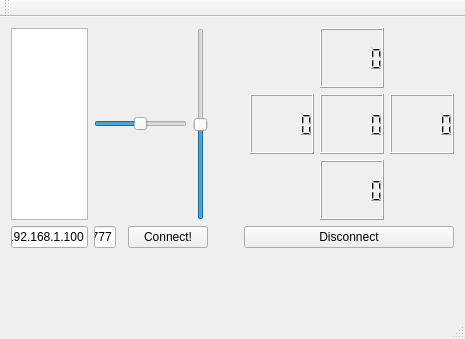
Before: the Qt Designer form mainwindow.ui in EvilTosha/copter-telemetrics, drawn with Qt 5.
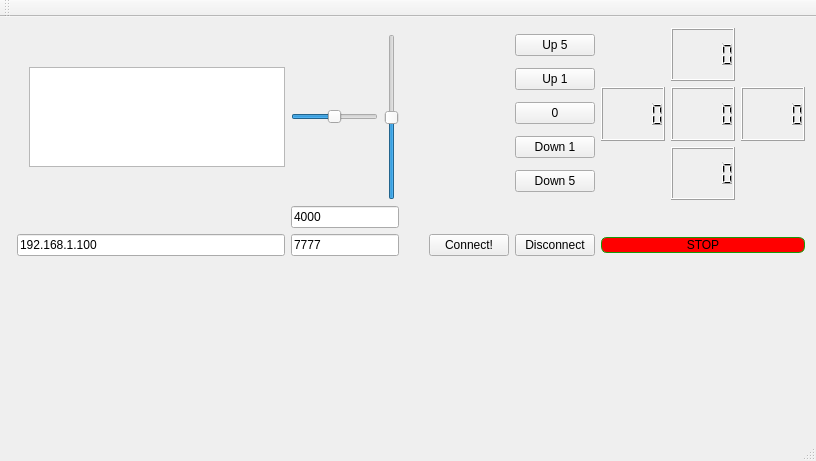
After: the same form once the commit is applied. Custom widgets are drawn as their Qt base class.

What changed in the file:
```diff
--- a/mainwindow.ui
+++ b/mainwindow.ui
@@ -6,8 +6,8 @@
    <rect>
     <x>0</x>
     <y>0</y>
-    <width>465</width>
-    <height>339</height>
+    <width>706</width>
+    <height>461</height>
    </rect>
   </property>
   <property name="windowTitle">
@@ -15,14 +15,37 @@
   </property>
   <widget class="QWidget" name="centralWidget">
    <layout class="QGridLayout" name="gridLayout_2">
-    <item row="3" column="0">
-     <widget class="QLineEdit" name="hostNameLineEdit">
+    <item row="8" column="0" colspan="12">
+     <widget class="QwtPlot" name="plot" native="true">
+      <property name="sizePolicy">
+       <sizepolicy hsizetype="MinimumExpanding" vsizetype="Expanding">
+        <horstretch>0</horstretch>
+        <verstretch>0</verstretch>
+       </sizepolicy>
+      </property>
+     </widget>
+    </item>
+    <item row="5" column="11">
+     <widget class="QPushButton" name="stopButton">
+      <property name="styleSheet">
+       <string notr="true">    QPushButton {
+        border: 1px solid #199909;
+        border-radius: 6px;
+        background-color: red;
+    }
+    QPushButton:pressed {
+        border: 1px solid #333333;
+        background-color: #222222;
+        background-color: qlineargradient(x1: 0, y1: 0, x2: 0, y2: 0.67, 
+            stop: 0 #444444, stop: 1 #222222);
+    }</string>
+      </property>
       <property name="text">
-       <string>192.168.1.100</string>
+       <string>STOP</string>
       </property>
      </widget>
     </item>
-    <item row="1" column="11">
+    <item row="1" column="11" rowspan="2">
      <layout class="QGridLayout" name="gridLayout">
       <item row="2" column="2">
        <widget class="QLCDNumber" name="powerX2Lcd"/>
@@ -41,73 +64,153 @@
       </item>
      </layout>
     </item>
-    <item row="3" column="1">
-     <widget class="QLineEdit" name="portLineEdit">
-      <property name="text">
-       <string>7777</string>
-      </property>
-     </widget>
+    <item row="1" column="10" rowspan="2">
+     <layout class="QGridLayout" name="gridLayout_3">
+      <item row="2" column="0">
+       <widget class="QPushButton" name="zeroButton">
+        <property name="text">
+         <string>0</string>
+        </property>
+       </widget>
+      </item>
+      <item row="3" column="0">
+       <widget class="QPushButton" name="down1Button">
+        <property name="text">
+         <string>Down 1</string>
+        </property>
+       </widget>
+      </item>
+      <item row="1" column="0">
+       <widget class="QPushButton" name="up1Button">
+        <property name="text">
+         <string>Up 1</string>
+        </property>
+       </widget>
+      </item>
+      <item row="4" column="0">
+       <widget class="QPushButton" name="down2Button">
+        <property name="text">
+         <string>Down 5</string>
+        </property>
+       </widget>
+      </item>
+      <item row="0" column="0">
+       <widget class="QPushButton" name="up2Button">
+        <property name="text">
+         <string>Up 5</string>
+        </property>
+       </widget>
+      </item>
+     </layout>
     </item>
-    <item row="3" column="10" colspan="2">
+    <item row="5" column="10">
      <widget class="QPushButton" name="disconnectButton">
       <property name="text">
        <string>Disconnect</string>
       </property>
      </widget>
     </item>
-    <item row="3" column="3" colspan="2">
+    <item row="5" column="4">
+     <widget class="QLineEdit" name="portLineEdit">
+      <property name="sizePolicy">
+       <sizepolicy hsizetype="Minimum" vsizetype="Fixed">
+        <horstretch>0</horstretch>
+        <verstretch>0</verstretch>
+       </sizepolicy>
+      </property>
+      <property name="text">
+       <string>7777</string>
+      </property>
+     </widget>
+    </item>
+    <item row="4" column="4">
+     <widget class="QLineEdit" name="controlPortLineEdit">
+      <property name="sizePolicy">
+       <sizepolicy hsizetype="Maximum" vsizetype="Fixed">
+        <horstretch>0</horstretch>
+        <verstretch>0</verstretch>
+       </sizepolicy>
+      </property>
+      <property name="text">
+       <string>4000</string>
+      </property>
+     </widget>
+    </item>
+    <item row="5" column="1" colspan="3">
+     <widget class="QLineEdit" name="hostNameLineEdit">
+      <property name="text">
+       <string>192.168.1.100</string>
+      </property>
+     </widget>
+    </item>
+    <item row="5" column="9">
      <widget class="QPushButton" name="connectButton">
       <property name="text">
        <string>Connect!</string>
       </property>
      </widget>
     </item>
-    <item row="1" column="4">
-     <widget class="QSlider" name="xSlider">
-      <property name="minimum">
-       <number>-200</number>
-      </property>
-      <property name="maximum">
-       <number>200</number>
-      </property>
-      <property name="orientation">
-       <enum>Qt::Vertical</enum>
-      </property>
-     </widget>
-    </item>
-    <item row="4" column="0" colspan="12">
-     <widget class="QwtPlot" name="plot" native="true">
-      <property name="sizePolicy">
-       <sizepolicy hsizetype="MinimumExpanding" vsizetype="Expanding">
-        <horstretch>0</horstretch>
-        <verstretch>0</verstretch>
-       </sizepolicy>
-      </property>
-     </widget>
-    </item>
-    <item row="1" column="1" colspan="3">
-     <widget class="QSlider" name="ySlider">
-      <property name="minimum">
-       <number>-200</number>
-      </property>
-      <property name="maximum">
-       <number>200</number>
-      </property>
-      <property name="orientation">
-       <enum>Qt::Horizontal</enum>
-      </property>
-     </widget>
-    </item>
-    <item row="1" column="0">
+    <item row="2" column="3">
      <widget class="QTextBrowser" name="logTextBrowser">
+      <property name="enabled">
+       <bool>true</bool>
+      </property>
+      <property name="sizePolicy">
+       <sizepolicy hsizetype="Minimum" vsizetype="Minimum">
+        <horstretch>0</horstretch>
+        <verstretch>0</verstretch>
+       </sizepolicy>
+      </property>
       <property name="minimumSize">
        <size>
-        <width>50</width>
-        <height>25</height>
+        <width>0</width>
+        <height>0</height>
+       </size>
+      </property>
+      <property name="maximumSize">
+       <size>
+        <width>300</width>
+        <height>100</height>
        </size>
       </property>
      </widget>
     </item>
+    <item row="2" column="4">
+     <layout class="QHBoxLayout" name="horizontalLayout">
+      <item>
+       <widget class="QSlider" name="ySlider">
+        <property name="styleSheet">
+         <string notr="true"/>
+        </property>
+        <property name="minimum">
+         <number>-200</number>
+        </property>
+        <property name="maximum">
+         <number>200</number>
+        </property>
+        <property name="orientation">
+         <enum>Qt::Horizontal</enum>
+        </property>
+       </widget>
+      </item>
+      <item>
+       <widget class="QSlider" name="xSlider">
+        <property name="styleSheet">
+         <string notr="true"/>
+        </property>
+        <property name="minimum">
+         <number>-200</number>
+        </property>
+        <property name="maximum">
+         <number>200</number>
+        </property>
+        <property name="orientation">
+         <enum>Qt::Vertical</enum>
+        </property>
+       </widget>
+      </item>
+     </layout>
+    </item>
    </layout>
   </widget>
   <widget class="QMenuBar" name="menuBar">
```
Left out of the diff: 2 changed lines with no effect on the pictures.
